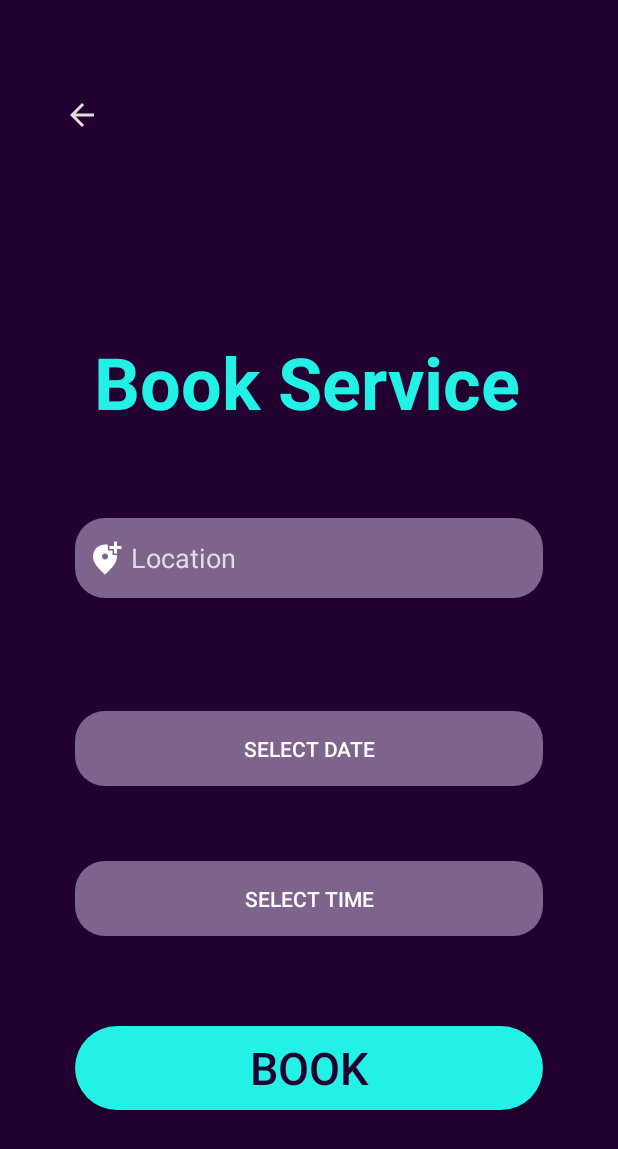
After one commit to Shashanka-rao/Mobile-Application-Development-Project, an Android app: the Bookservice screen opened directly, with no data from a screen before it, on a phone screen of 412 x 824 dp. The commit adds this screen. Shown: the top 1149 px of the screen. Run offline under Robolectric (Android 15) with nearby library versions, the light colour scheme and no system bars.

Commit message:
Booking and service history updated

```diff
--- a/MiniProjectMAD1/app/build.gradle
+++ b/MiniProjectMAD1/app/build.gradle
@@ -15,6 +15,9 @@ android {
         versionName "1.0"
 
         testInstrumentationRunner "androidx.test.runner.AndroidJUnitRunner"
+    }
+    buildFeatures{
+        viewBinding true
     }
 
     buildTypes {
--- a/MiniProjectMAD1/app/src/main/AndroidManifest.xml
+++ b/MiniProjectMAD1/app/src/main/AndroidManifest.xml
@@ -12,6 +12,12 @@
         android:supportsRtl="true"
         android:theme="@style/Theme.MiniProjectMAD1"
         tools:targetApi="31">
+        <activity
+            android:name=".ServiceHistory"
+            android:exported="false" />
+        <activity
+            android:name=".Bookservice"
+            android:exported="false" />
         <activity
             android:name=".Home"
             android:exported="false" />
--- /dev/null
+++ b/MiniProjectMAD1/app/src/main/res/drawable/baseline_add_location_alt_24.xml
@@ -0,0 +1,5 @@
+<vector android:height="24dp" android:tint="#FFFFFF"
+    android:viewportHeight="24" android:viewportWidth="24"
+    android:width="24dp" xmlns:android="http://schemas.android.com/apk/res/android">
+    <path android:fillColor="@android:color/white" android:pathData="M20,1v3h3v2h-3v3h-2L18,6h-3L15,4h3L18,1h2zM12,13c1.1,0 2,-0.9 2,-2s-0.9,-2 -2,-2 -2,0.9 -2,2 0.9,2 2,2zM14,3.25L14,7h3v3h2.92c0.05,0.39 0.08,0.79 0.08,1.2 0,3.32 -2.67,7.25 -8,11.8 -5.33,-4.55 -8,-8.48 -8,-11.8C4,6.22 7.8,3 12,3c0.68,0 1.35,0.08 2,0.25z"/>
+</vector>
--- /dev/null
+++ b/MiniProjectMAD1/app/src/main/res/layout/activity_bookservice.xml
@@ -0,0 +1,141 @@
+<?xml version="1.0" encoding="utf-8"?>
+<RelativeLayout xmlns:android="http://schemas.android.com/apk/res/android"
+    xmlns:app="http://schemas.android.com/apk/res-auto"
+    xmlns:tools="http://schemas.android.com/tools"
+    android:layout_width="match_parent"
+    android:layout_height="match_parent"
+    android:background="#220130"
+    tools:context=".Bookservice">
+
+    <TextView
+        android:id="@+id/textView"
+        android:layout_width="291dp"
+        android:layout_height="64dp"
+        android:layout_alignParentStart="true"
+        android:layout_alignParentEnd="true"
+        android:layout_alignParentBottom="true"
+        android:layout_marginStart="48dp"
+        android:layout_marginEnd="51dp"
+        android:layout_marginBottom="538dp"
+        android:text="Book Service"
+        android:textAlignment="center"
+        android:textColor="#23F1E5"
+        android:textSize="48sp"
+        android:textStyle="bold" />
+
+    <EditText
+        android:id="@+id/etLocation"
+        android:layout_width="wrap_content"
+        android:layout_height="53dp"
+        android:layout_alignParentStart="true"
+        android:layout_alignParentEnd="true"
+        android:layout_alignParentBottom="true"
+        android:layout_marginStart="50dp"
+        android:layout_marginEnd="50dp"
+        android:layout_marginBottom="425dp"
+        android:background="@drawable/edittextradius"
+        android:backgroundTint="#7E638C"
+        android:drawableStart="@drawable/baseline_add_location_alt_24"
+        android:drawablePadding="5dp"
+        android:ems="10"
+        android:hint="Location"
+        android:inputType="text"
+        android:padding="8dp"
+        android:text=""
+        android:textColorHint="#DEDEDE"
+        android:textSize="18dp"
+        tools:layout_editor_absoluteX="100dp"
+        tools:layout_editor_absoluteY="124dp" />
+    <Button
+        android:id="@+id/btnBook"
+        android:layout_width="272dp"
+        android:layout_height="56dp"
+        android:layout_alignParentStart="true"
+        android:layout_alignParentEnd="true"
+        android:layout_alignParentBottom="true"
+        android:layout_marginStart="50dp"
+        android:layout_marginEnd="50dp"
+        android:layout_marginBottom="84dp"
+        android:background="@drawable/buttonradius"
+        android:text="BOOK"
+        android:textAlignment="center"
+        android:textAllCaps="true"
+        android:textColor="#220130"
+        android:textSize="30dp" />
+
+    <Button
+        android:id="@+id/btnSelectDate"
+        android:layout_width="wrap_content"
+        android:layout_height="50dp"
+        android:layout_alignParentStart="true"
+        android:layout_alignParentEnd="true"
+        android:layout_alignParentBottom="true"
+        android:layout_marginStart="50dp"
+        android:layout_marginEnd="50dp"
+        android:layout_marginBottom="300dp"
+        android:backgroundTint="#7E638C"
+        android:text="Select Date"
+        android:background="@drawable/edittextradius"
+        android:textColor="#FFFFFF"
+        android:textColorHint="#FFFFFF" />
+
+    <!-- Time picker -->
+
+    <TextView
+        android:id="@+id/tvSelectedDate"
+        android:layout_width="wrap_content"
+        android:layout_height="wrap_content"
+        android:layout_alignParentEnd="true"
+        android:layout_alignParentBottom="true"
+        android:layout_marginEnd="234dp"
+        android:layout_marginBottom="267dp"
+        android:text="Selected Date: "
+        android:textColor="#FFFFFF"
+        android:textSize="18sp"
+        android:visibility="gone" />
+
+    <Button
+        android:id="@+id/btnSelectTime"
+        android:layout_width="wrap_content"
+        android:layout_height="50dp"
+        android:layout_alignParentStart="true"
+        android:layout_alignParentEnd="true"
+        android:layout_alignParentBottom="true"
+        android:layout_marginStart="50dp"
+        android:layout_marginEnd="50dp"
+        android:layout_marginBottom="200dp"
+        android:backgroundTint="#7E638C"
+        android:text="Select Time"
+        android:background="@drawable/edittextradius"
+        android:textColor="#FFFFFF"
+        android:textColorHint="#DEDEDE" />
+
+    <TextView
+        android:id="@+id/tvSelectedTime"
+        android:layout_width="184dp"
+        android:layout_height="42dp"
+        android:layout_alignParentStart="true"
+        android:layout_alignParentEnd="true"
+        android:layout_alignParentBottom="true"
+        android:layout_marginStart="53dp"
+        android:layout_marginTop="100dp"
+        android:layout_marginEnd="174dp"
+        android:layout_marginBottom="149dp"
+        android:text="Selected Time: "
+        android:textColor="#FFFFFF"
+        android:textSize="18sp"
+        android:visibility="gone" />
+
+    <ImageButton
+        android:id="@+id/backButtonBS"
+        android:layout_width="64dp"
+        android:layout_height="60dp"
+        android:layout_alignParentTop="true"
+        android:layout_alignParentEnd="true"
+        android:layout_alignParentBottom="true"
+        android:layout_marginTop="0dp"
+        android:layout_marginEnd="325dp"
+        android:layout_marginBottom="671dp"
+        android:backgroundTint="#220130"
+        app:srcCompat="@drawable/baseline_arrow_back_24" />
+</RelativeLayout>
--- a/MiniProjectMAD1/app/src/main/res/layout/activity_home.xml
+++ b/MiniProjectMAD1/app/src/main/res/layout/activity_home.xml
@@ -82,7 +82,7 @@
         android:layout_height="wrap_content"
         android:layout_alignParentEnd="true"
         android:layout_alignParentBottom="true"
-        android:layout_marginEnd="71dp"
+        android:layout_marginEnd="40dp"
         android:layout_marginBottom="10dp"
         android:text="Contact us"
         android:textColor="#23F1E5" />
@@ -133,9 +133,9 @@
         android:id="@+id/textView8"
         android:layout_width="wrap_content"
         android:layout_height="wrap_content"
-        android:layout_alignParentEnd="true"
+        android:layout_alignParentStart="true"
         android:layout_alignParentBottom="true"
-        android:layout_marginEnd="272dp"
+        android:layout_marginStart="40dp"
         android:layout_marginBottom="10dp"
         android:text="Dashboard"
         android:textColor="#23F1E5" />
```
Also changed, not shown: MiniProjectMAD1/app/src/main/java/com/example/miniprojectmad1/Bookservice.java (added, +151 -0 lines), MiniProjectMAD1/app/src/main/java/com/example/miniprojectmad1/Home.java (+23 -3 lines), MiniProjectMAD1/app/src/main/java/com/example/miniprojectmad1/Login.java (+13 -3 lines), MiniProjectMAD1/app/src/main/java/com/example/miniprojectmad1/MainActivity.java (+28 -2 lines), MiniProjectMAD1/app/src/main/java/com/example/miniprojectmad1/ServiceHistory.java (added, +29 -0 lines), MiniProjectMAD1/app/src/main/java/com/example/miniprojectmad1/UserCreation.java (+7 -4 lines), MiniProjectMAD1/app/src/main/res/layout/activity_service_history.xml (added, +129 -0 lines).
